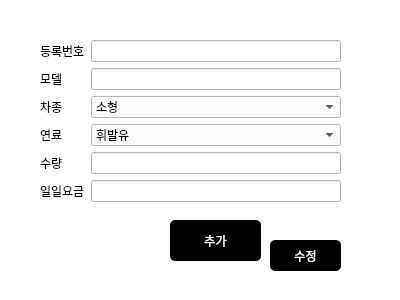
The window that server/car_edit.ui (rentacar-4team/rentacar) describes before a commit, drawn with Qt 5.
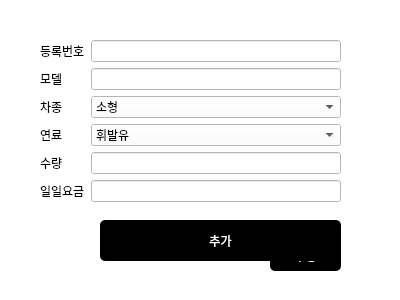
The same window after the commit.

```diff
--- a/server/car_edit.ui
+++ b/server/car_edit.ui
@@ -155,9 +155,9 @@
   <widget class="QPushButton" name="add_btn">
    <property name="geometry">
     <rect>
-     <x>170</x>
+     <x>100</x>
      <y>220</y>
-     <width>91</width>
+     <width>241</width>
      <height>41</height>
     </rect>
    </property>
```
Left out of the diff: 2 changed lines with no effect on the pictures.
